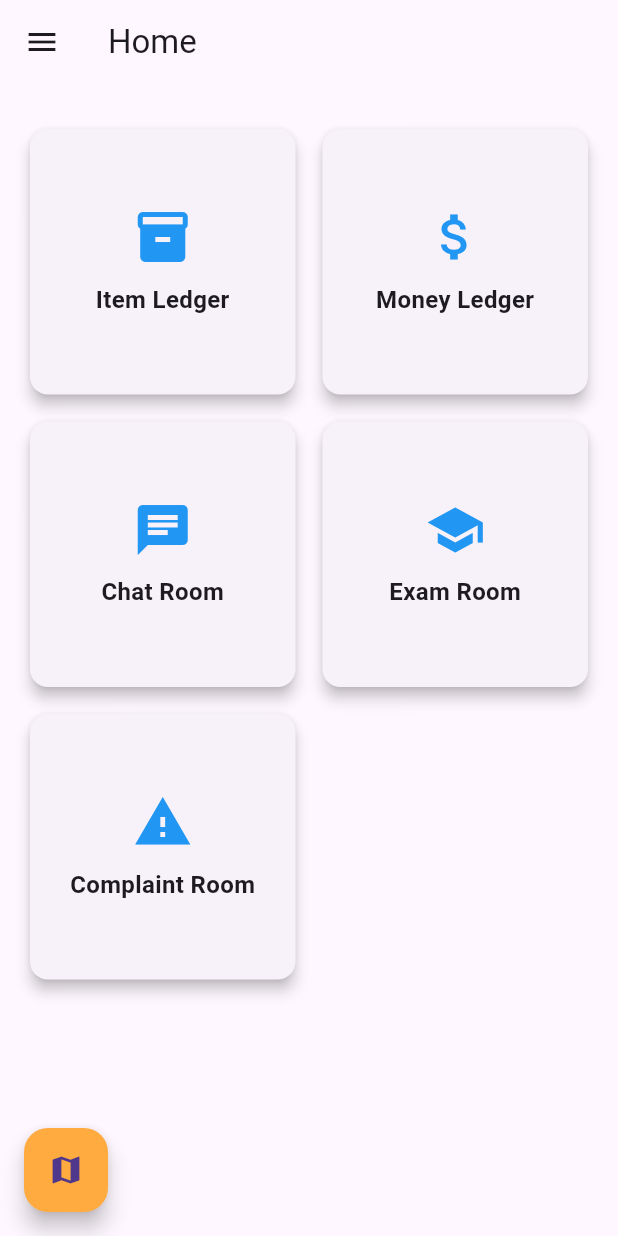
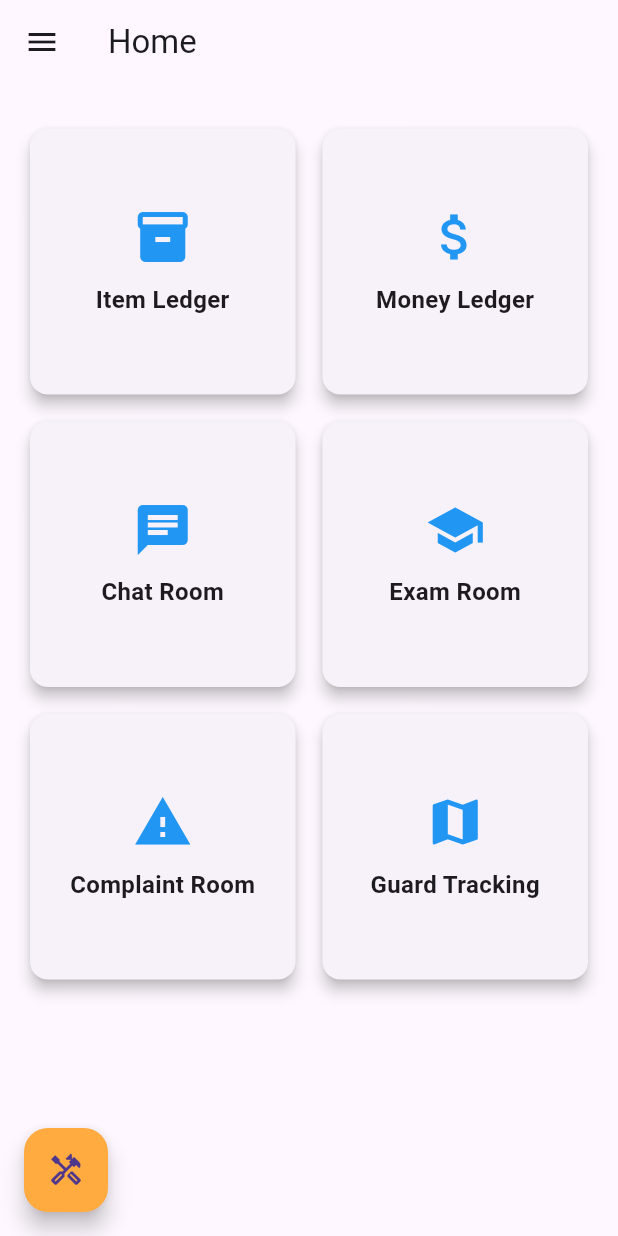
Before and after one commit to nikhil2004-blip/whackiest_haw-app-2024, a Flutter app: the screen it shows once a user with an empty profile is signed in, on a phone screen of 412 x 824 dp. Run offline on Flutter 3.47's test engine with Material 3 defaults, Android fonts, the phone set to English and light mode, and no system bars; our stand-ins replace cloud_firestore, firebase_auth, firebase_core, firebase_messaging, flutter_local_notifications; missing offline and left inert: mailer; accounts and stored records are empty.

Commit message:
homepage

```diff
--- a/lib/homepage.dart
+++ b/lib/homepage.dart
@@ -1,6 +1,7 @@
 import 'package:flutter/material.dart';
 import 'package:firebase_auth/firebase_auth.dart';
 import 'package:cloud_firestore/cloud_firestore.dart';
+import 'package:haw/guard_tracking.dart';
 import 'ad.dart';  // Import the AppDrawer widget
 import 'item.dart';  // Replace with your actual import for Item Ledger
 import 'money.dart';  // Replace with your actual import for Money Ledger
@@ -63,6 +64,12 @@ class _HomePageState extends State<HomePage> {
                     Icons.report_problem,
                     ComplaintBoxApp(),  // Replace with your actual Complaint Room page
                   ),
+                  _buildTile(
+                    'Guard Tracking',
+                    Icons.map,
+                    GuardMap(), // Replace with your actual Guard Tracking page
+                    //isSpecial: true, // Add a flag for special styling if needed
+                  ),
                 ],
               ),
             ),
@@ -72,11 +79,11 @@ class _HomePageState extends State<HomePage> {
               children: [
                 FloatingActionButton(
                   onPressed: () {
-                    Navigator.pushNamed(context, '/guardTracking');
+                    //Navigator.pushNamed(context, '/guardTracking');
                   },
-                  child: Icon(Icons.map),
+                  child: Icon(Icons.handyman_outlined),
                   backgroundColor: Colors.orangeAccent,
-                  tooltip: 'Guard Tracking',
+                  tooltip: '',
                 ),
               ],
             ),
```
